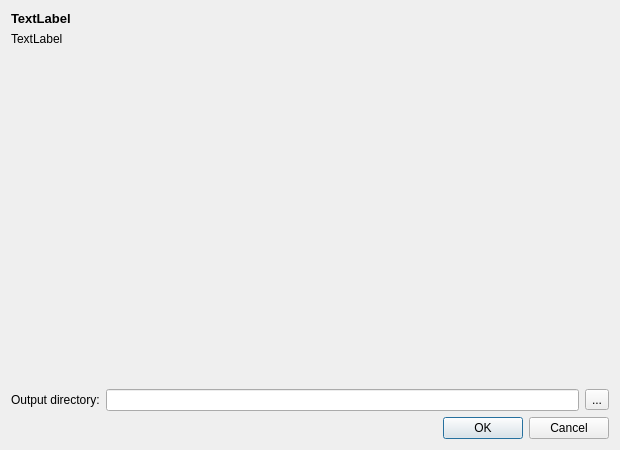
Old version of the form GGEditor_src/ui/dialogs/gggeneratordialog.ui in the repository kingnak/GameGenerator.
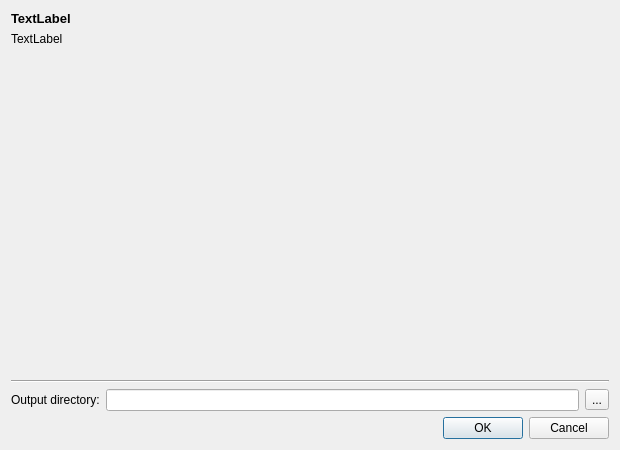
New version of the form.

What changed in the file:
```diff
--- a/GGEditor_src/ui/dialogs/gggeneratordialog.ui
+++ b/GGEditor_src/ui/dialogs/gggeneratordialog.ui
@@ -40,6 +40,13 @@
      <widget class="QWidget" name="pageEmpty"/>
     </widget>
    </item>
+   <item>
+    <widget class="Line" name="line">
+     <property name="orientation">
+      <enum>Qt::Horizontal</enum>
+     </property>
+    </widget>
+   </item>
    <item>
     <layout class="QHBoxLayout" name="horizontalLayout">
      <item>
```
Left out of the diff: 14 changed lines with no effect on the pictures.
